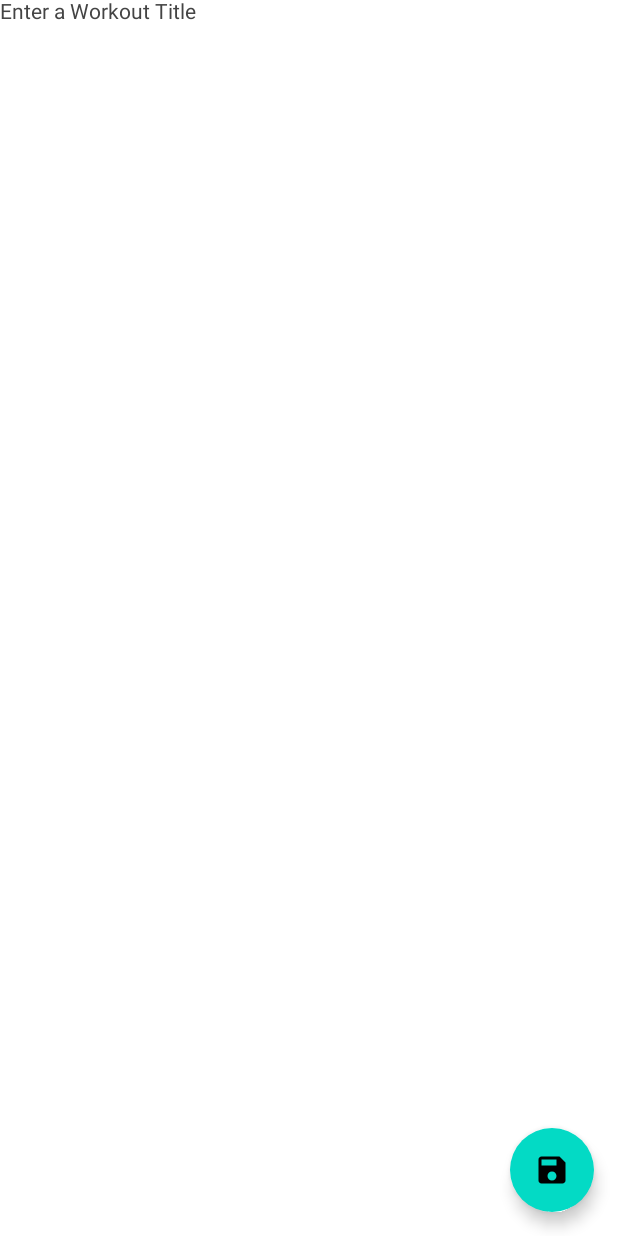
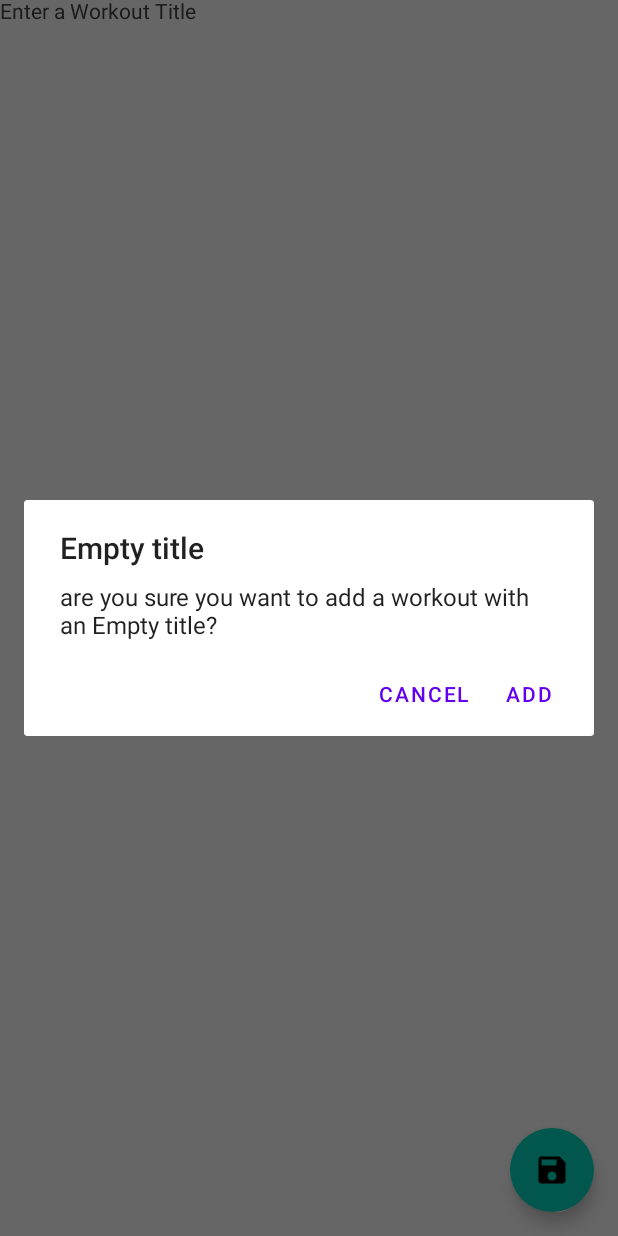
Before and after one commit to HumaidALKhathami/Workout_Assistant_Application, an Android app built with Jetpack Compose: the composable AddEditWorkoutScreen shown on its own in the app's theme, after a tap on "Save workout", on a phone screen of 412 x 824 dp. Run offline under Robolectric (Android 15) with nearby library versions, the phone set to English and light mode, and no system bars; our stand-ins replace Dagger/Hilt's generated code.

Commit message:
fixed the null title error, and showed dialog when the title is empty

```diff
--- a/app/src/main/java/com/tuwaiq/workoutassistantapplication/composescreens/moduleandnav/Navigation.kt
+++ b/app/src/main/java/com/tuwaiq/workoutassistantapplication/composescreens/moduleandnav/Navigation.kt
@@ -26,7 +26,7 @@ fun Navigation() {
         }
 
         composable(
-            route = Screen.ExerciseListScreen.route +
+            route = Screen.AddEditWorkoutScreen.route +
                     //"/{id}"
             "?workoutId={workoutId}"
             ,
--- a/app/src/main/java/com/tuwaiq/workoutassistantapplication/core/data/WorkoutExerciseDao.kt
+++ b/app/src/main/java/com/tuwaiq/workoutassistantapplication/core/data/WorkoutExerciseDao.kt
@@ -16,7 +16,7 @@ interface WorkoutExerciseDao {
     fun getAllWorkouts():Flow<List<Workout>>
 
     @Query("SELECT * FROM workout WHERE workoutID = :id")
-    suspend fun getWorkout(id : Int): Workout
+    suspend fun getWorkout(id : Int): Workout?
 
     @Query("SELECT * FROM exercise WHERE exerciseID = :id")
     suspend fun getExercise(id:Int): Exercise
--- a/app/src/main/java/com/tuwaiq/workoutassistantapplication/di/AppModule.kt
+++ b/app/src/main/java/com/tuwaiq/workoutassistantapplication/di/AppModule.kt
@@ -1,6 +1,7 @@
 package com.tuwaiq.workoutassistantapplication.di
 
 import android.app.Application
+import android.content.Context
 import androidx.room.Room
 import com.tuwaiq.workoutassistantapplication.core.data.data_source.WorkoutExerciseProfileDatabase
 import com.tuwaiq.workoutassistantapplication.feature_workout.domain.repository.WorkoutRepository
--- a/app/src/main/java/com/tuwaiq/workoutassistantapplication/feature_workout/data/repository/WorkoutRepositoryImplementation.kt
+++ b/app/src/main/java/com/tuwaiq/workoutassistantapplication/feature_workout/data/repository/WorkoutRepositoryImplementation.kt
@@ -10,7 +10,7 @@ class WorkoutRepositoryImplementation(
 ) : WorkoutRepository {
     override fun getAllWorkouts(): Flow<List<Workout>> = dao.getAllWorkouts()
 
-    override suspend fun getWorkout(id: Int): Workout = dao.getWorkout(id)
+    override suspend fun getWorkout(id: Int): Workout? = dao.getWorkout(id)
 
     override suspend fun addWorkout(workout: Workout) = dao.addWorkout(workout)
 
--- a/app/src/main/java/com/tuwaiq/workoutassistantapplication/feature_workout/domain/repository/WorkoutRepository.kt
+++ b/app/src/main/java/com/tuwaiq/workoutassistantapplication/feature_workout/domain/repository/WorkoutRepository.kt
@@ -8,7 +8,7 @@ interface WorkoutRepository {
 
     fun getAllWorkouts(): Flow<List<Workout>>
 
-    suspend fun getWorkout(id : Int): Workout
+    suspend fun getWorkout(id : Int): Workout?
 
     suspend fun addWorkout(workout: Workout)
 
--- a/app/src/main/java/com/tuwaiq/workoutassistantapplication/feature_workout/domain/use_case/GetWorkoutUseCase.kt
+++ b/app/src/main/java/com/tuwaiq/workoutassistantapplication/feature_workout/domain/use_case/GetWorkoutUseCase.kt
@@ -2,12 +2,13 @@ package com.tuwaiq.workoutassistantapplication.feature_workout.domain.use_case
 
 import com.tuwaiq.workoutassistantapplication.feature_workout.data.data_source.Workout
 import com.tuwaiq.workoutassistantapplication.feature_workout.domain.repository.WorkoutRepository
+import kotlinx.coroutines.flow.Flow
 
 class GetWorkoutUseCase(
     private val repository: WorkoutRepository
 ) {
 
-    suspend operator fun invoke(id: Int): Workout{
+    suspend operator fun invoke(id: Int): Workout?{
         return repository.getWorkout(id)
     }
 }
--- a/app/src/main/java/com/tuwaiq/workoutassistantapplication/feature_workout/presentation/add_edit_workout/AddEditWorkoutViewModel.kt
+++ b/app/src/main/java/com/tuwaiq/workoutassistantapplication/feature_workout/presentation/add_edit_workout/AddEditWorkoutViewModel.kt
@@ -1,33 +1,48 @@
 package com.tuwaiq.workoutassistantapplication.feature_workout.presentation.add_edit_workout
 
+
+
+
+import android.annotation.SuppressLint
+import android.app.Application
+import android.util.Log
 import androidx.compose.runtime.State
 import androidx.compose.runtime.mutableStateOf
+import androidx.lifecycle.AndroidViewModel
 import androidx.lifecycle.SavedStateHandle
-import androidx.lifecycle.ViewModel
 import androidx.lifecycle.viewModelScope
+import com.tuwaiq.workoutassistantapplication.R
 import com.tuwaiq.workoutassistantapplication.feature_workout.data.data_source.Workout
 import com.tuwaiq.workoutassistantapplication.feature_workout.domain.use_case.WorkoutUseCases
 import dagger.hilt.android.lifecycle.HiltViewModel
+import kotlinx.coroutines.delay
 import kotlinx.coroutines.flow.MutableSharedFlow
 import kotlinx.coroutines.flow.asSharedFlow
 import kotlinx.coroutines.launch
+import java.lang.NullPointerException
 import javax.inject.Inject
+
+private const val TAG = "AddEditWorkoutViewModel"
 
 @HiltViewModel
 class AddEditWorkoutViewModel @Inject constructor(
     private val workoutUseCases: WorkoutUseCases,
-    savedStateHandle: SavedStateHandle
-) : ViewModel() {
+    savedStateHandle: SavedStateHandle,
+    application: Application
+) : AndroidViewModel(application)  {
 
     init {
-        savedStateHandle.get<Int>("workoutID")?.let { workoutId ->
+
+        savedStateHandle.get<Int>("workoutId")?.let { workoutId ->
             if (workoutId != -1 ){
                 viewModelScope.launch {
-                    workoutUseCases.getWorkout(workoutId).also { workout ->
-                        currentWorkoutId = workout.workoutID
+                    workoutUseCases.getWorkout(workoutId)?.also{ workout ->
+
+                        delay(1L)
+                        Log.d(TAG, "workoutName: ${workout.workoutName}")
                         _workoutTitle.value = _workoutTitle.value.copy(
-                            text = workout.workoutName,
-                            isHintVisible = false
+                                text = workout.workoutName,
+                                isHintVisible = false
                         )
                     }
                 }
@@ -35,15 +50,23 @@ class AddEditWorkoutViewModel @Inject constructor(
         }
     }
 
+    val workoutId by lazy {
+        savedStateHandle.get<Int>("workoutId")
+    }
+
+
+
+    @SuppressLint("StaticFieldLeak")
+    private val context = getApplication<Application>().applicationContext
+
+
     private val _workoutTitle = mutableStateOf(WorkoutTextFieldState(
-        hint = "Enter a Workout Title"
+        hint = context.getString(R.string.workout_title_hint)
     ))
     val workoutTitle: State<WorkoutTextFieldState> = _workoutTitle
 
     private val _eventFlow = MutableSharedFlow<UiEvent>()
     val eventFlow = _eventFlow.asSharedFlow()
-
-    private var currentWorkoutId : Int = 0
 
     fun onEvent(event: AddEditWorkoutEvent){
         when (event){
@@ -62,7 +85,6 @@ class AddEditWorkoutViewModel @Inject constructor(
                 viewModelScope.launch{
                     workoutUseCases.addWorkout(
                         Workout(
-                            workoutID = currentWorkoutId,
                             workoutName = workoutTitle.value.text,
                             exercises = emptyList()
                         )
--- a/app/src/main/java/com/tuwaiq/workoutassistantapplication/feature_workout/presentation/add_edit_workout/components/AddEditWorkoutScreen.kt
+++ b/app/src/main/java/com/tuwaiq/workoutassistantapplication/feature_workout/presentation/add_edit_workout/components/AddEditWorkoutScreen.kt
@@ -1,5 +1,7 @@
 package com.tuwaiq.workoutassistantapplication.feature_workout.presentation.add_edit_workout.components
 
+import android.app.AlertDialog
+import android.content.DialogInterface
 import androidx.compose.material.FloatingActionButton
 import androidx.compose.material.Icon
 import androidx.compose.material.Scaffold
@@ -8,6 +10,7 @@ import androidx.compose.material.icons.filled.Save
 import androidx.compose.material.rememberScaffoldState
 import androidx.compose.runtime.Composable
 import androidx.compose.runtime.LaunchedEffect
+import androidx.compose.ui.platform.LocalContext
 import androidx.hilt.navigation.compose.hiltViewModel
 import androidx.navigation.NavController
 import com.tuwaiq.workoutassistantapplication.feature_workout.presentation.add_edit_workout.AddEditWorkoutEvent
@@ -24,6 +27,8 @@ fun AddEditWorkoutScreen(
 
     val scaffoldState = rememberScaffoldState()
 
+    val context = LocalContext.current
+
     LaunchedEffect(key1 = true){
         viewModel.eventFlow.collectLatest {event ->
             when (event){
@@ -34,6 +39,7 @@ fun AddEditWorkoutScreen(
                 }
                 is AddEditWorkoutViewModel.UiEvent.SaveWorkout -> {
                     navController.navigateUp()
+
                 }
             }
         }
@@ -42,7 +48,27 @@ fun AddEditWorkoutScreen(
     Scaffold (
         floatingActionButton =
         {
-            FloatingActionButton(onClick = { viewModel.onEvent(AddEditWorkoutEvent.SaveWorkout) }){
+            FloatingActionButton(onClick = {
+
+                if (titleState.text.isEmpty()) {
+                    val builder = AlertDialog.Builder(context)
+
+                    builder.setTitle("Empty title")
+                    builder.setMessage("are you sure you want to add a workout with an Empty title?")
+
+                    builder.setPositiveButton("add", DialogInterface.OnClickListener { _, _ ->
+                        viewModel.onEvent(AddEditWorkoutEvent.SaveWorkout)
+                    })
+                    builder.setNegativeButton(
+                        "cancel",
+                        DialogInterface.OnClickListener { dialog, _ ->
+                            dialog.cancel()
+                        })
+                    val alert = builder.create()
+                    alert.show()
+                }
+            }
+            ){
                 Icon(imageVector = Icons.Default.Save, contentDescription = "Save workout")
             }
         },
```
Also changed, not shown: app/src/main/java/com/tuwaiq/workoutassistantapplication/composescreens/moduleandnav/Screen.kt (+9 -9 lines), app/src/main/java/com/tuwaiq/workoutassistantapplication/core/data/type_converters/ListTypeConverters.kt (+10 -2 lines), app/src/main/java/com/tuwaiq/workoutassistantapplication/feature_workout/presentation/workouts/WorkoutListScreen.kt (+6 -2 lines), app/src/main/java/com/tuwaiq/workoutassistantapplication/feature_workout/presentation/workouts/components/SortingSection.kt (+6 -4 lines), app/src/main/java/com/tuwaiq/workoutassistantapplication/feature_workout/presentation/workouts/components/WrokoutItem.kt (+25 -5 lines), app/src/main/res/values/strings.xml (+7 -0 lines).
